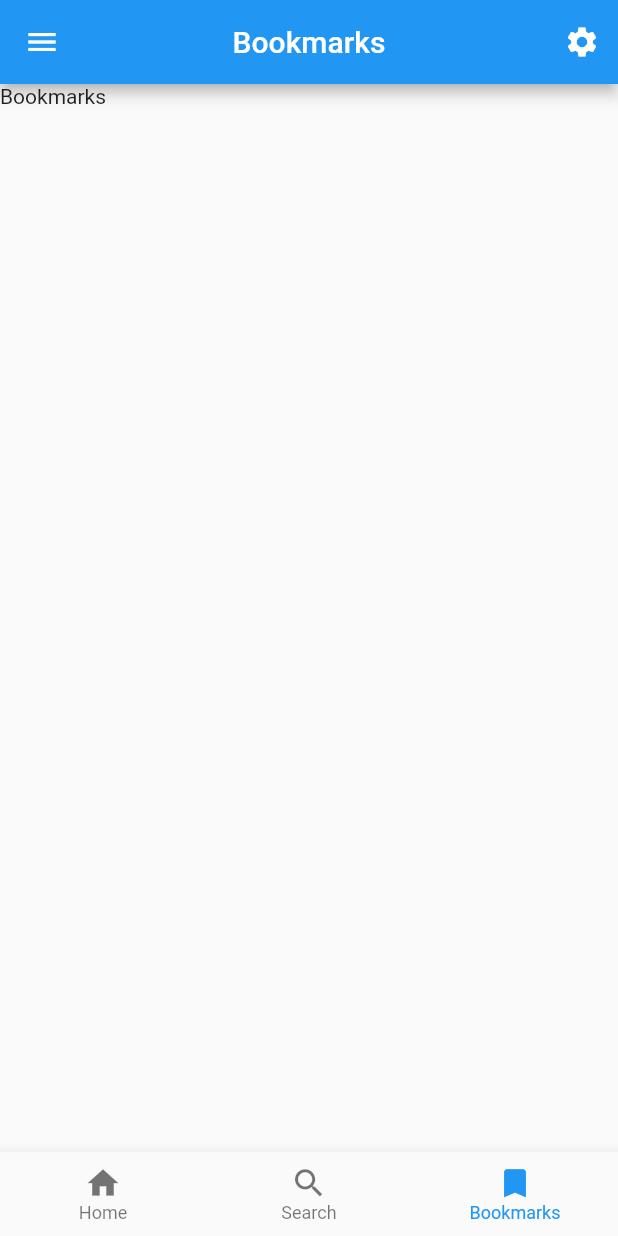
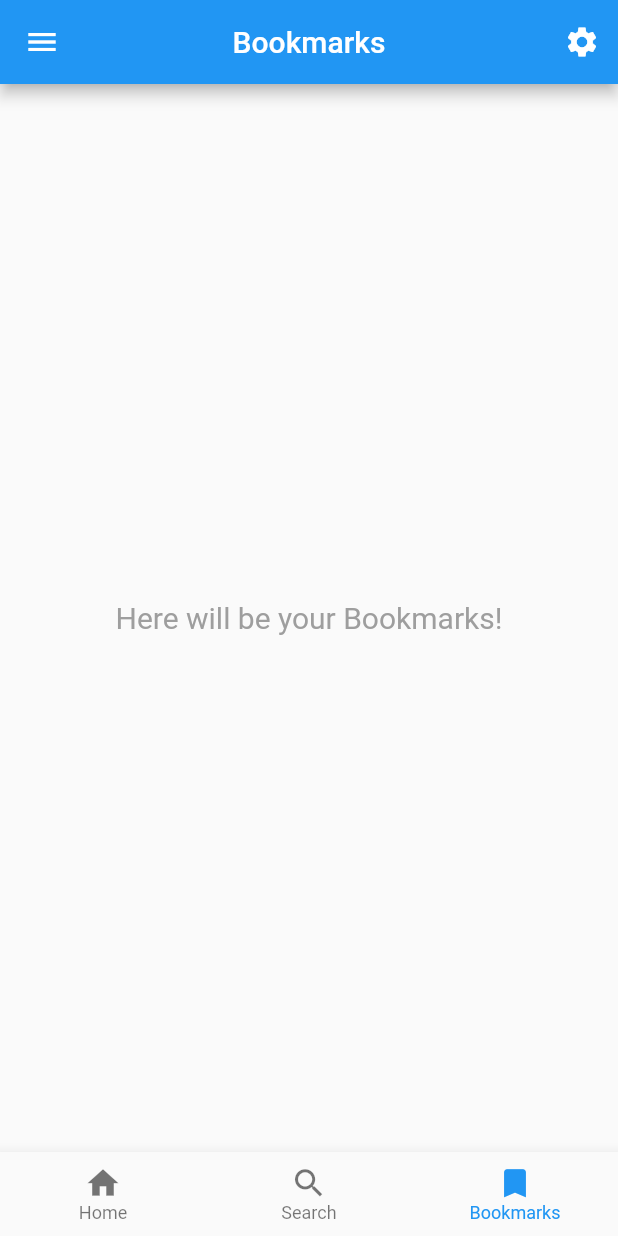
Before and after one commit to sultanmakhmudbazarbayev/SDU-Application, a Flutter app: the screen it shows after launch, item 3 of the bottom bar chosen, on a phone screen of 412 x 824 dp. Run offline on Flutter 3.47's test engine with Material 2 defaults, Android fonts, the phone set to English and light mode, and no system bars.

Commit message:
Bookmarks page changed

```diff
--- a/lib/pages/bookmarks.dart
+++ b/lib/pages/bookmarks.dart
@@ -17,9 +17,16 @@ class _BookmarksState extends State<Bookmarks> {
   @override
   Widget build(BuildContext context) {
     return Scaffold(
-      body: SafeArea(
-        child: Text('Bookmarks'),
+        body: Container(
+      alignment: Alignment.center,
+      child: Text(
+        "Here will be your Bookmarks!",
+        style: TextStyle(
+          fontSize: 20.0,
+          fontStyle: FontStyle.normal,
+          color: Colors.grey,
+        ),
       ),
-    );
+    ));
   }
 }
```
